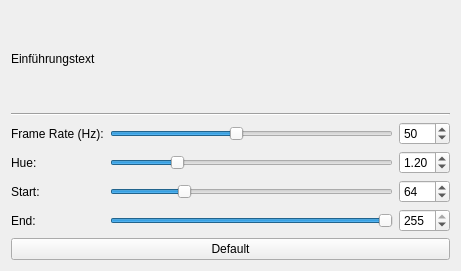
Tinkerforge/blinkenlights, file demo/src/ui/fire.ui: the form before one commit.
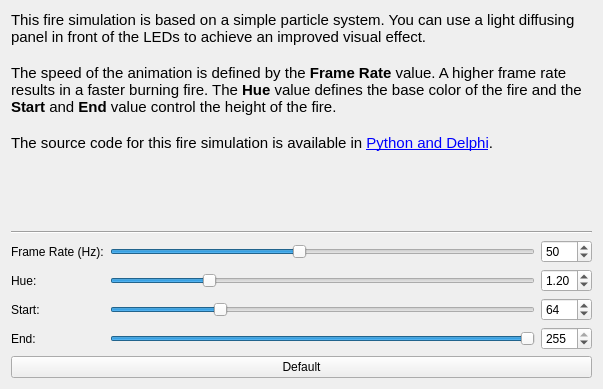
The form after the commit.

Commit message: demo: Add help text to each tab

```diff
--- a/demo/src/ui/fire.ui
+++ b/demo/src/ui/fire.ui
@@ -6,10 +6,16 @@
    <rect>
     <x>0</x>
     <y>0</y>
-    <width>461</width>
-    <height>271</height>
+    <width>603</width>
+    <height>389</height>
    </rect>
   </property>
+  <property name="sizePolicy">
+   <sizepolicy hsizetype="MinimumExpanding" vsizetype="MinimumExpanding">
+    <horstretch>0</horstretch>
+    <verstretch>0</verstretch>
+   </sizepolicy>
+  </property>
   <property name="windowTitle">
    <string>Form</string>
   </property>
@@ -17,13 +23,30 @@
    <item>
     <widget class="QLabel" name="label">
      <property name="sizePolicy">
-      <sizepolicy hsizetype="Preferred" vsizetype="Preferred">
+      <sizepolicy hsizetype="MinimumExpanding" vsizetype="MinimumExpanding">
        <horstretch>0</horstretch>
        <verstretch>1</verstretch>
       </sizepolicy>
      </property>
      <property name="text">
-      <string>Einführungstext</string>
+      <string>&lt;!DOCTYPE HTML PUBLIC &quot;-//W3C//DTD HTML 4.0//EN&quot; &quot;http://www.w3.org/TR/REC-html40/strict.dtd&quot;&gt;
+&lt;html&gt;&lt;head&gt;&lt;meta name=&quot;qrichtext&quot; content=&quot;1&quot; /&gt;&lt;style type=&quot;text/css&quot;&gt;
+p, li { white-space: pre-wrap; }
+&lt;/style&gt;&lt;/head&gt;&lt;body style=&quot; font-family:'Ubuntu'; font-size:11pt; font-weight:400; font-style:normal;&quot;&gt;
+&lt;p style=&quot; margin-top:0px; margin-bottom:0px; margin-left:0px; margin-right:0px; -qt-block-indent:0; text-indent:0px;&quot;&gt;This fire simulation is based on a simple particle system. You can use a light diffusing panel in front of the LEDs to achieve an improved visual effect.&lt;/p&gt;
+&lt;p style=&quot;-qt-paragraph-type:empty; margin-top:0px; margin-bottom:0px; margin-left:0px; margin-right:0px; -qt-block-indent:0; text-indent:0px;&quot;&gt;&lt;/p&gt;
+&lt;p style=&quot; margin-top:0px; margin-bottom:0px; margin-left:0px; margin-right:0px; -qt-block-indent:0; text-indent:0px;&quot;&gt;The speed of the animation is defined by the &lt;span style=&quot; font-weight:600;&quot;&gt;Frame Rate&lt;/span&gt; value. A higher frame rate results in a faster burning fire. The &lt;span style=&quot; font-weight:600;&quot;&gt;Hue&lt;/span&gt; value defines the base color of the fire and the &lt;span style=&quot; font-weight:600;&quot;&gt;Start&lt;/span&gt; and &lt;span style=&quot; font-weight:600;&quot;&gt;End&lt;/span&gt; value control the height of the fire.&lt;/p&gt;
+&lt;p style=&quot;-qt-paragraph-type:empty; margin-top:0px; margin-bottom:0px; margin-left:0px; margin-right:0px; -qt-block-indent:0; text-indent:0px;&quot;&gt;&lt;/p&gt;
+&lt;p style=&quot; margin-top:0px; margin-bottom:0px; margin-left:0px; margin-right:0px; -qt-block-indent:0; text-indent:0px;&quot;&gt;The source code for this fire simulation is available in &lt;a href=&quot;http://www.tinkerforge.com/en/doc/Kits/Blinkenlights/Blinkenlights.html#fire-simulation&quot;&gt;&lt;span style=&quot; text-decoration: underline; color:#0000ff;&quot;&gt;Python and Delphi&lt;/span&gt;&lt;/a&gt;.&lt;/p&gt;&lt;/body&gt;&lt;/html&gt;</string>
+     </property>
+     <property name="alignment">
+      <set>Qt::AlignLeading|Qt::AlignLeft|Qt::AlignTop</set>
+     </property>
+     <property name="wordWrap">
+      <bool>true</bool>
+     </property>
+     <property name="openExternalLinks">
+      <bool>true</bool>
      </property>
     </widget>
    </item>
```
The commit also changes 6 other files.
